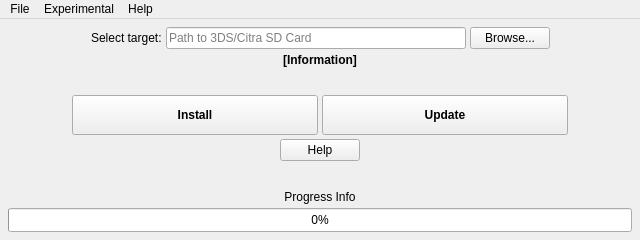
Before: the Qt Designer form CTGP7-Updater-experimental/UI/main-experiment.ui in CyberYoshi64/cy64-scriptbox, drawn with Qt 5.
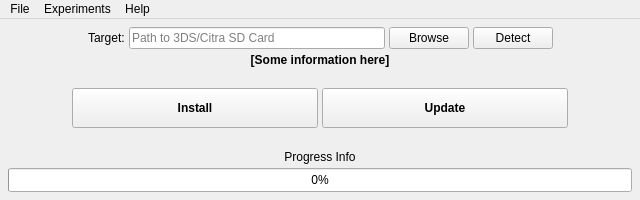
After: the same form once the commit is applied. Icons and pictures are not drawn.

```diff
--- a/CTGP7-Updater-experimental/UI/main-experiment.ui
+++ b/CTGP7-Updater-experimental/UI/main-experiment.ui
@@ -7,13 +7,13 @@
     <x>0</x>
     <y>0</y>
     <width>640</width>
-    <height>240</height>
+    <height>200</height>
    </rect>
   </property>
   <property name="minimumSize">
    <size>
     <width>512</width>
-    <height>240</height>
+    <height>200</height>
    </size>
   </property>
   <property name="maximumSize">
@@ -70,7 +70,7 @@
       <item>
        <widget class="QLabel" name="label_3">
         <property name="text">
-         <string>Select target:</string>
+         <string>Target:</string>
         </property>
         <property name="textFormat">
          <enum>Qt::AutoText</enum>
@@ -81,7 +81,7 @@
        <widget class="QLineEdit" name="sdRootText">
         <property name="minimumSize">
          <size>
-          <width>300</width>
+          <width>256</width>
           <height>0</height>
          </size>
         </property>
@@ -105,7 +105,14 @@
       <item>
        <widget class="QPushButton" name="sdBrowseButton">
         <property name="text">
-         <string>Browse...</string>
+         <string>Browse</string>
+        </property>
+       </widget>
+      </item>
+      <item>
+       <widget class="QPushButton" name="sdDetectButton">
+        <property name="text">
+         <string>Detect</string>
         </property>
        </widget>
       </item>
@@ -136,7 +143,7 @@
        </font>
       </property>
       <property name="text">
-       <string>[Information]</string>
+       <string>[Some information here]</string>
       </property>
       <property name="alignment">
        <set>Qt::AlignCenter</set>
@@ -245,43 +252,6 @@
       </item>
      </layout>
     </item>
-    <item>
-     <layout class="QHBoxLayout" name="horizontalLayout_3">
-      <item>
-       <spacer name="horizontalSpacer_5">
-        <property name="orientation">
-         <enum>Qt::Horizontal</enum>
-        </property>
-        <property name="sizeHint" stdset="0">
-         <size>
-          <width>40</width>
-          <height>20</height>
-         </size>
-        </property>
-       </spacer>
-      </item>
-      <item>
-       <widget class="QPushButton" name="helpButton">
-        <property name="text">
-         <string>Help</string>
-        </property>
-       </widget>
-      </item>
-      <item>
-       <spacer name="horizontalSpacer_6">
-        <property name="orientation">
-         <enum>Qt::Horizontal</enum>
-        </property>
-        <property name="sizeHint" stdset="0">
-         <size>
-          <width>40</width>
-          <height>20</height>
-         </size>
-        </property>
-       </spacer>
-      </item>
-     </layout>
-    </item>
     <item>
      <spacer name="verticalSpacer_3">
       <property name="orientation">
@@ -340,7 +310,7 @@
    </widget>
    <widget class="QMenu" name="menuExperimental">
     <property name="title">
-     <string>Experimental</string>
+     <string>Experiments</string>
     </property>
     <addaction name="actionShowChangelog"/>
     <addaction name="actionIntegChk"/>
```
Left out of the diff: 7 changed lines with no effect on the pictures.
